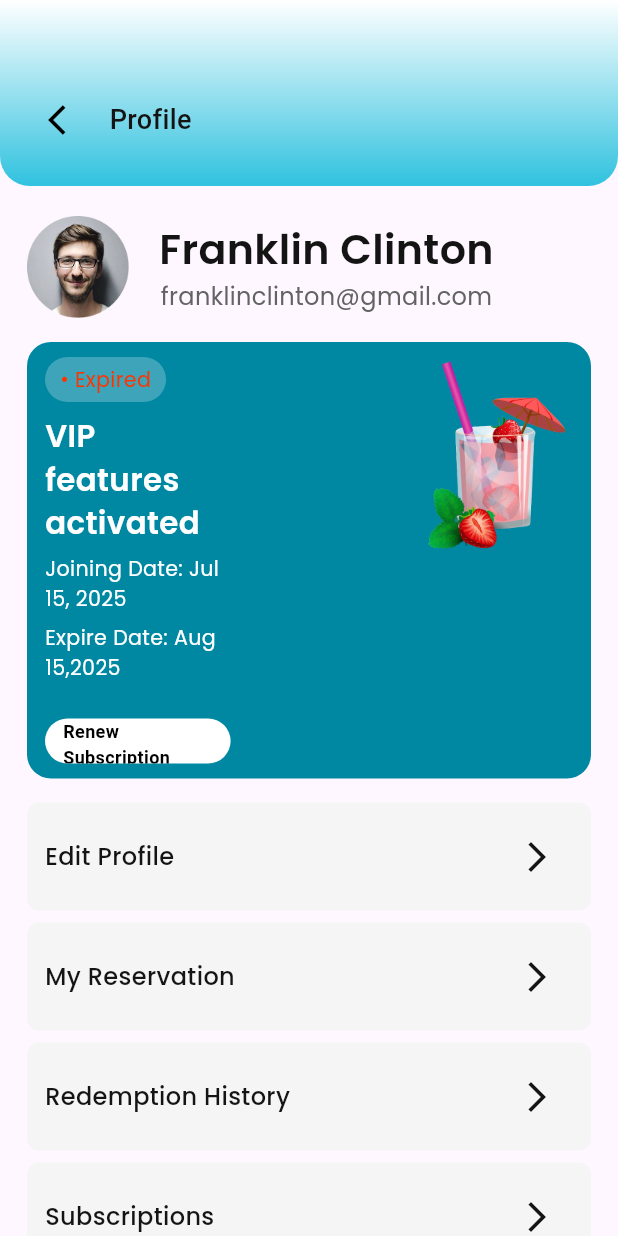
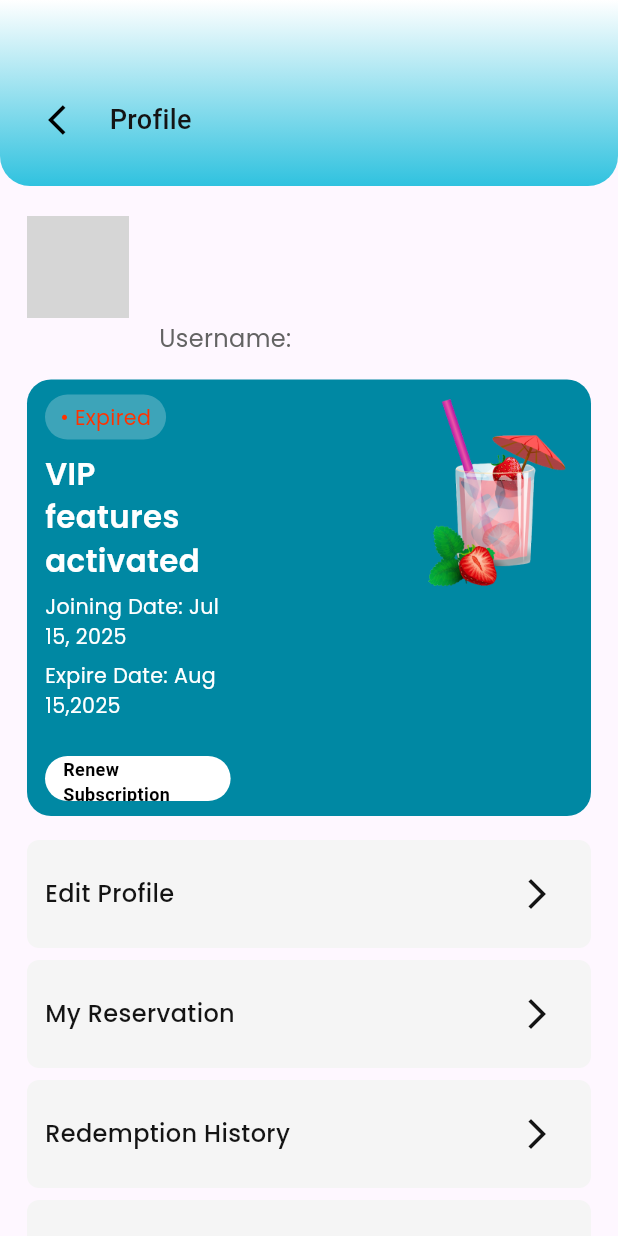
Before and after one commit to Dev-Ninjas-Backup/elad_giserman, a Flutter app: the ProfileScreen screen opened by its route, on a phone screen of 412 x 824 dp. Run offline on Flutter 3.47's test engine with Material 3 defaults, Android fonts, the phone set to English and light mode, and no system bars; our stand-ins replace flutter_otp_text_field, flutter_screenutil, get, google_fonts, google_mobile_ads, share_plus and 1 more; accounts and stored records are empty; network calls fail; grey boxes are pictures that could not be loaded.

Commit message:
Fetch profile done.

```diff
--- a/lib/core/services/end_points.dart
+++ b/lib/core/services/end_points.dart
@@ -6,4 +6,6 @@ class Urls {
   static const String resendOtp = '$baseUrl/auth/resend-otp';
   static const String login = '$baseUrl/auth/login';
   static const String forgetPassword = '$baseUrl/auth/forgot-password';
+  static const String resetPassword = '$baseUrl/auth/reset-password';
+  static const String myProfile = '$baseUrl/user-info/my-profile';
 }
--- /dev/null
+++ b/lib/features/profile/main/model/profile_model.dart
@@ -0,0 +1,24 @@
+class ProfileModel {
+  final String name;
+  final String email;
+  final String username;
+  final String avatarUrl;
+
+  ProfileModel({
+    required this.name,
+    required this.email,
+    required this.username,
+    required this.avatarUrl,
+  });
+
+  factory ProfileModel.fromJson(Map<String, dynamic> json) {
+    return ProfileModel(
+      name: json["name"] ?? "Unnamed User",
+      email: json["email"] ?? "",
+      username: json["username"] ?? "",
+      avatarUrl:
+          json["avatarUrl"] ??
+          "https://www.gravatar.com/avatar/000000000000000000000000000000?d=mp&f=y",
+    );
+  }
+}
--- a/lib/features/profile/main/screen/profile_screen.dart
+++ b/lib/features/profile/main/screen/profile_screen.dart
@@ -7,7 +7,7 @@ import 'package:elad_giserman/features/profile/main/widgets/option_button.dart';
 import 'package:elad_giserman/features/profile/main/widgets/vip_features.dart';
 import 'package:flutter/material.dart';
 import 'package:get/get.dart';
-
+import '../controller/profile_controller.dart';
 import '../../../../routes/app_routes.dart';
 
 class ProfileScreen extends StatelessWidget {
@@ -15,35 +15,72 @@ class ProfileScreen extends StatelessWidget {
 
   @override
   Widget build(BuildContext context) {
+    final controller = Get.put(ProfileController());
+
     return Scaffold(
-      body: SingleChildScrollView(
+      body: Obx(() {
+        if (controller.isLoading.value) {
+          return const Center(child: CircularProgressIndicator());
+        }
+
+        final user = controller.profile.value;
+
+        if (user == null) {
+          return const Center(
+            child: Text(
+              "Failed to load profile",
+              style: TextStyle(fontSize: 18),
+            ),
+          );
+        }
+
+        return SingleChildScrollView(
           child: Column(
             children: [
               CustomAppBar(lable: 'profile_title'.tr, back: ''),
               Container(
-              padding: const EdgeInsets.symmetric(horizontal: 18, vertical: 20),
+                padding: const EdgeInsets.symmetric(
+                  horizontal: 18,
+                  vertical: 20,
+                ),
                 child: Column(
+                  crossAxisAlignment: CrossAxisAlignment.start,
                   children: [
                     Row(
+                      crossAxisAlignment: CrossAxisAlignment.start,
                       children: [
-                      Image.asset(
-                        ImagePath.profileImage2,
-                        height: 68,
-                        width: 68,
+                        CircleAvatar(
+                          radius: 34,
+                          backgroundImage: NetworkImage(
+                            user.avatarUrl.isNotEmpty
+                                ? user.avatarUrl
+                                : ImagePath.profileImage2,
                           ),
-                      SizedBox(width: 20),
+                        ),
+                        const SizedBox(width: 20),
                         Column(
+                          crossAxisAlignment: CrossAxisAlignment.start,
                           children: [
                             Text(
-                            'Franklin Clinton',
+                              user.name,
                               style: getTextStyle(
                                 fontSize: 24,
                                 fontWeight: FontWeight.w600,
                                 color: AppColors.primaryFontColor,
                               ),
                             ),
+                            const SizedBox(height: 4),
                             Text(
-                            'franklinclinton@gmail.com',
+                              user.email,
+                              style: getTextStyle(
+                                fontSize: 14,
+                                fontWeight: FontWeight.w400,
+                                color: AppColors.fontColor,
+                              ),
+                            ),
+                            const SizedBox(height: 4),
+                            Text(
+                              "Username: ${user.username}",
                               style: getTextStyle(
                                 fontSize: 14,
                                 fontWeight: FontWeight.w400,
@@ -54,58 +91,67 @@ class ProfileScreen extends StatelessWidget {
                         ),
                       ],
                     ),
-                  SizedBox(height: 16),
+
+                    const SizedBox(height: 16),
                     VipFeatures(),
-                  SizedBox(height: 16),
+                    const SizedBox(height: 16),
+
                     OptionButton(
                       title: 'edit_profile'.tr,
                       button: () {
                         Get.offNamed('/editProfileScreen');
                       },
                     ),
-                  SizedBox(height: 8),
+                    const SizedBox(height: 8),
+
                     OptionButton(
                       title: 'my_reservation'.tr,
                       button: () {
                         Get.offNamed('/reservationScreen');
                       },
                     ),
-                  SizedBox(height: 8),
+                    const SizedBox(height: 8),
+
                     OptionButton(
                       title: 'redemption_history'.tr,
                       button: () {
                         Get.offNamed(AppRoute.getRedemptionHistoryScreen());
                       },
                     ),
-                  SizedBox(height: 8),
+                    const SizedBox(height: 8),
+
                     OptionButton(
                       title: 'subscriptions'.tr,
                       button: () {
                         Get.offNamed('/subscriptionScreen');
                       },
                     ),
-                  SizedBox(height: 8),
+                    const SizedBox(height: 8),
+
                     OptionButton(
                       title: 'update_password'.tr,
                       button: () {
                         Get.offNamed('/updatePasswordScreen');
                       },
                     ),
-                  SizedBox(height: 8),
+                    const SizedBox(height: 8),
+
                     OptionButton(
                       title: 'general_settings'.tr,
                       button: () {
                         Get.offNamed('/generalSettingsScreen');
                       },
                     ),
-                  SizedBox(height: 8),
+                    const SizedBox(height: 8),
+
                     LogOutButton(),
                   ],
                 ),
               ),
             ],
           ),
-      ),
+        );
+      }),
     );
   }
 }
```
Also changed, not shown: lib/features/auth/forget_password/controller/forget_password_controller.dart (+76 -0 lines), lib/features/profile/main/controller/profile_controller.dart (+33 -0 lines), lib/features/profile/main/service/profile_service.dart (added, +29 -0 lines). Lines whose indentation alone changed are shown as unchanged.
